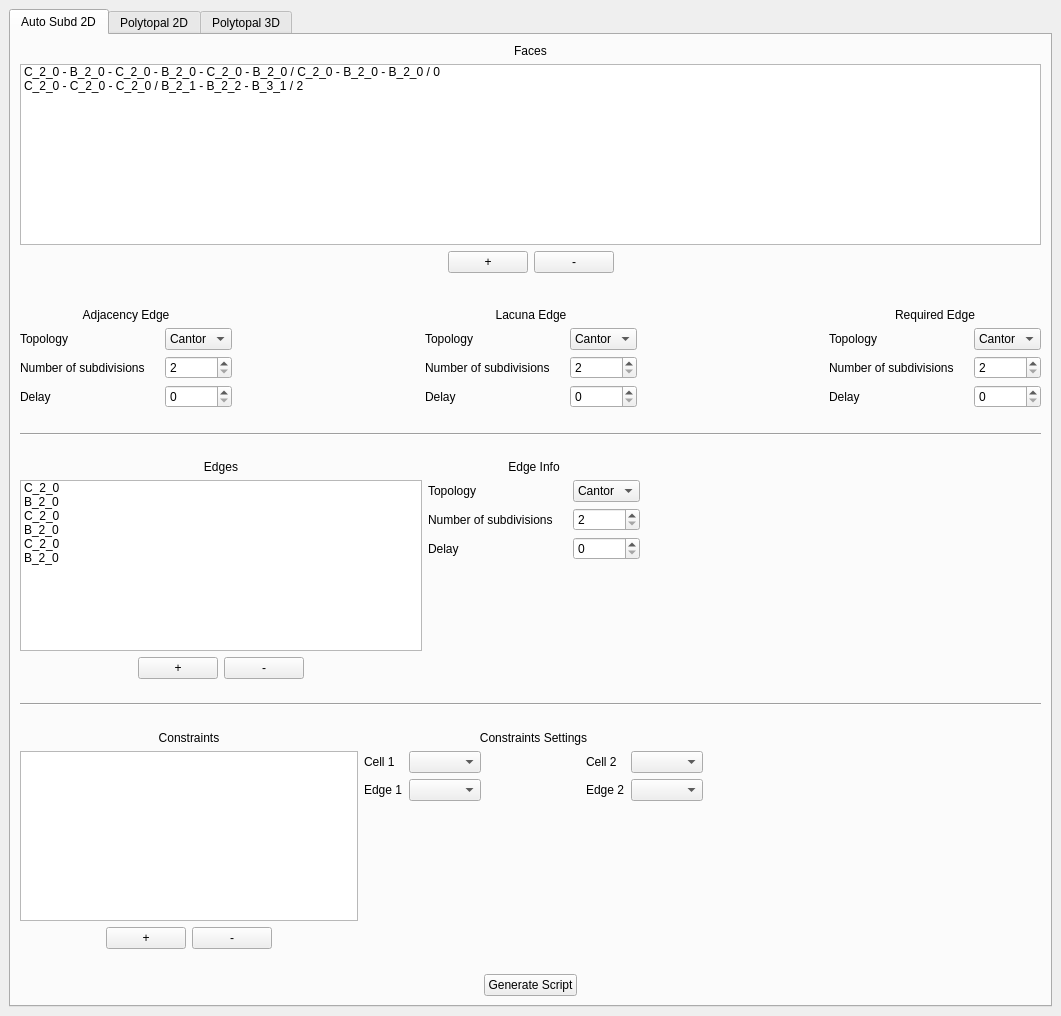
The window that src/mainwindow.ui (borisbordeaux/Auto_Frac) describes before a commit, drawn with Qt 5.
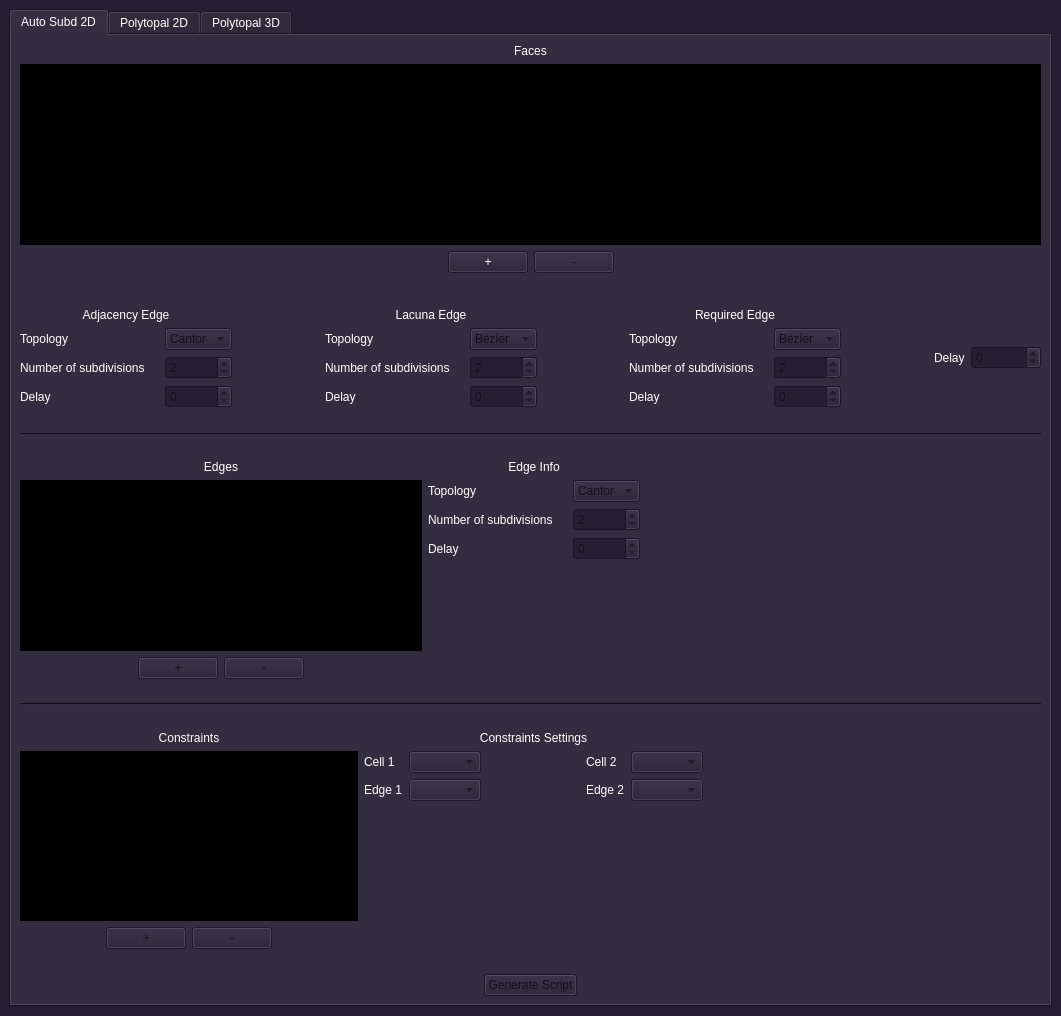
The same window after the commit.

The edit to the form file:
```diff
--- a/src/mainwindow.ui
+++ b/src/mainwindow.ui
@@ -10,6 +10,448 @@
     <height>1016</height>
    </rect>
   </property>
+  <property name="palette">
+   <palette>
+    <active>
+     <colorrole role="WindowText">
+      <brush brushstyle="SolidPattern">
+       <color alpha="255">
+        <red>255</red>
+        <green>255</green>
+        <blue>255</blue>
+       </color>
+      </brush>
+     </colorrole>
+     <colorrole role="Button">
+      <brush brushstyle="SolidPattern">
+       <color alpha="255">
+        <red>36</red>
+        <green>31</green>
+        <blue>49</blue>
+       </color>
+      </brush>
+     </colorrole>
+     <colorrole role="Light">
+      <brush brushstyle="SolidPattern">
+       <color alpha="255">
+        <red>54</red>
+        <green>46</green>
+        <blue>73</blue>
+       </color>
+      </brush>
+     </colorrole>
+     <colorrole role="Midlight">
+      <brush brushstyle="SolidPattern">
+       <color alpha="255">
+        <red>45</red>
+        <green>38</green>
+        <blue>61</blue>
+       </color>
+      </brush>
+     </colorrole>
+     <colorrole role="Dark">
+      <brush brushstyle="SolidPattern">
+       <color alpha="255">
+        <red>18</red>
+        <green>15</green>
+        <blue>24</blue>
+       </color>
+      </brush>
+     </colorrole>
+     <colorrole role="Mid">
+      <brush brushstyle="SolidPattern">
+       <color alpha="255">
+        <red>24</red>
+        <green>21</green>
+        <blue>33</blue>
+       </color>
+      </brush>
+     </colorrole>
+     <colorrole role="Text">
+      <brush brushstyle="SolidPattern">
+       <color alpha="255">
+        <red>255</red>
+        <green>255</green>
+        <blue>255</blue>
+       </color>
+      </brush>
+     </colorrole>
+     <colorrole role="BrightText">
+      <brush brushstyle="SolidPattern">
+       <color alpha="255">
+        <red>255</red>
+        <green>255</green>
+        <blue>255</blue>
+       </color>
+      </brush>
+     </colorrole>
+     <colorrole role="ButtonText">
+      <brush brushstyle="SolidPattern">
+       <color alpha="255">
+        <red>255</red>
+        <green>255</green>
+        <blue>255</blue>
+       </color>
+      </brush>
+     </colorrole>
+     <colorrole role="Base">
+      <brush brushstyle="SolidPattern">
+       <color alpha="255">
+        <red>0</red>
+        <green>0</green>
+        <blue>0</blue>
+       </color>
+      </brush>
+     </colorrole>
+     <colorrole role="Window">
+      <brush brushstyle="SolidPattern">
+       <color alpha="255">
+        <red>36</red>
+        <green>31</green>
+        <blue>49</blue>
+       </color>
+      </brush>
+     </colorrole>
+     <colorrole role="Shadow">
+      <brush brushstyle="SolidPattern">
+       <color alpha="255">
+        <red>0</red>
+        <green>0</green>
+        <blue>0</blue>
+       </color>
+      </brush>
+     </colorrole>
+     <colorrole role="AlternateBase">
+      <brush brushstyle="SolidPattern">
+       <color alpha="255">
+        <red>18</red>
+        <green>15</green>
+        <blue>24</blue>
+       </color>
+      </brush>
+     </colorrole>
+     <colorrole role="ToolTipBase">
+      <brush brushstyle="SolidPattern">
+       <color alpha="255">
+        <red>255</red>
+        <green>255</green>
+        <blue>220</blue>
+       </color>
+      </brush>
+     </colorrole>
+     <colorrole role="ToolTipText">
+      <brush brushstyle="SolidPattern">
+       <color alpha="255">
+        <red>0</red>
+        <green>0</green>
+        <blue>0</blue>
+       </color>
+      </brush>
+     </colorrole>
+     <colorrole role="PlaceholderText">
+      <brush brushstyle="SolidPattern">
+       <color alpha="127">
+        <red>255</red>
+        <green>255</green>
+        <blue>255</blue>
+       </color>
+      </brush>
+     </colorrole>
+    </active>
+    <inactive>
+     <colorrole role="WindowText">
+      <brush brushstyle="SolidPattern">
+       <color alpha="255">
+        <red>255</red>
+        <green>255</green>
+        <blue>255</blue>
+       </color>
+      </brush>
+     </colorrole>
+     <colorrole role="Button">
+      <brush brushstyle="SolidPattern">
+       <color alpha="255">
+        <red>36</red>
+        <green>31</green>
+        <blue>49</blue>
+       </color>
+      </brush>
+     </colorrole>
+     <colorrole role="Light">
+      <brush brushstyle="SolidPattern">
+       <color alpha="255">
+        <red>54</red>
+        <green>46</green>
+        <blue>73</blue>
+       </color>
+      </brush>
+     </colorrole>
+     <colorrole role="Midlight">
+      <brush brushstyle="SolidPattern">
+       <color alpha="255">
+        <red>45</red>
+        <green>38</green>
+        <blue>61</blue>
+       </color>
+      </brush>
+     </colorrole>
+     <colorrole role="Dark">
+      <brush brushstyle="SolidPattern">
+       <color alpha="255">
+        <red>18</red>
+        <green>15</green>
+        <blue>24</blue>
+       </color>
+      </brush>
+     </colorrole>
+     <colorrole role="Mid">
+      <brush brushstyle="SolidPattern">
+       <color alpha="255">
+        <red>24</red>
+        <green>21</green>
+        <blue>33</blue>
+       </color>
+      </brush>
+     </colorrole>
+     <colorrole role="Text">
+      <brush brushstyle="SolidPattern">
+       <color alpha="255">
+        <red>255</red>
+        <green>255</green>
+        <blue>255</blue>
+       </color>
+      </brush>
+     </colorrole>
+     <colorrole role="BrightText">
+      <brush brushstyle="SolidPattern">
+       <color alpha="255">
+        <red>255</red>
+        <green>255</green>
+        <blue>255</blue>
+       </color>
+      </brush>
+     </colorrole>
+     <colorrole role="ButtonText">
+      <brush brushstyle="SolidPattern">
+       <color alpha="255">
+        <red>255</red>
+        <green>255</green>
+        <blue>255</blue>
+       </color>
+      </brush>
+     </colorrole>
+     <colorrole role="Base">
+      <brush brushstyle="SolidPattern">
+       <color alpha="255">
+        <red>0</red>
+        <green>0</green>
+        <blue>0</blue>
+       </color>
+      </brush>
+     </colorrole>
+     <colorrole role="Window">
+      <brush brushstyle="SolidPattern">
+       <color alpha="255">
+        <red>36</red>
+        <green>31</green>
+        <blue>49</blue>
+       </color>
+      </brush>
+     </colorrole>
+     <colorrole role="Shadow">
+      <brush brushstyle="SolidPattern">
+       <color alpha="255">
+        <red>0</red>
+        <green>0</green>
+        <blue>0</blue>
+       </color>
+      </brush>
+     </colorrole>
+     <colorrole role="AlternateBase">
+      <brush brushstyle="SolidPattern">
+       <color alpha="255">
+        <red>18</red>
+        <green>15</green>
+        <blue>24</blue>
+       </color>
+      </brush>
+     </colorrole>
+     <colorrole role="ToolTipBase">
+      <brush brushstyle="SolidPattern">
+       <color alpha="255">
+        <red>255</red>
+        <green>255</green>
+        <blue>220</blue>
+       </color>
+      </brush>
+     </colorrole>
+     <colorrole role="ToolTipText">
+      <brush brushstyle="SolidPattern">
+       <color alpha="255">
+        <red>0</red>
+        <green>0</green>
+        <blue>0</blue>
+       </color>
+      </brush>
+     </colorrole>
+     <colorrole role="PlaceholderText">
+      <brush brushstyle="SolidPattern">
+       <color alpha="127">
+        <red>255</red>
+        <green>255</green>
+        <blue>255</blue>
+       </color>
+      </brush>
+     </colorrole>
+    </inactive>
+    <disabled>
+     <colorrole role="WindowText">
+      <brush brushstyle="SolidPattern">
+       <color alpha="255">
+        <red>18</red>
+        <green>15</green>
+        <blue>24</blue>
+       </color>
+      </brush>
+     </colorrole>
+     <colorrole role="Button">
+      <brush brushstyle="SolidPattern">
+       <color alpha="255">
+        <red>36</red>
+        <green>31</green>
+        <blue>49</blue>
+       </color>
+      </brush>
+     </colorrole>
+     <colorrole role="Light">
+      <brush brushstyle="SolidPattern">
+       <color alpha="255">
+        <red>54</red>
+        <green>46</green>
+        <blue>73</blue>
+       </color>
+      </brush>
+     </colorrole>
+     <colorrole role="Midlight">
+      <brush brushstyle="SolidPattern">
+       <color alpha="255">
+        <red>45</red>
+        <green>38</green>
+        <blue>61</blue>
+       </color>
+      </brush>
+     </colorrole>
+     <colorrole role="Dark">
+      <brush brushstyle="SolidPattern">
+       <color alpha="255">
+        <red>18</red>
+        <green>15</green>
+        <blue>24</blue>
+       </color>
+      </brush>
+     </colorrole>
+     <colorrole role="Mid">
+      <brush brushstyle="SolidPattern">
+       <color alpha="255">
+        <red>24</red>
+        <green>21</green>
+        <blue>33</blue>
+       </color>
+      </brush>
+     </colorrole>
+     <colorrole role="Text">
+      <brush brushstyle="SolidPattern">
+       <color alpha="255">
+        <red>18</red>
+        <green>15</green>
+        <blue>24</blue>
+       </color>
+      </brush>
+     </colorrole>
+     <colorrole role="BrightText">
+      <brush brushstyle="SolidPattern">
+       <color alpha="255">
+        <red>255</red>
+        <green>255</green>
+        <blue>255</blue>
+       </color>
+      </brush>
+     </colorrole>
+     <colorrole role="ButtonText">
+      <brush brushstyle="SolidPattern">
+       <color alpha="255">
+        <red>18</red>
+        <green>15</green>
+        <blue>24</blue>
+       </color>
+      </brush>
+     </colorrole>
+     <colorrole role="Base">
+      <brush brushstyle="SolidPattern">
+       <color alpha="255">
+        <red>36</red>
+        <green>31</green>
+        <blue>49</blue>
+       </color>
+      </brush>
+     </colorrole>
+     <colorrole role="Window">
+      <brush brushstyle="SolidPattern">
+       <color alpha="255">
+        <red>36</red>
+        <green>31</green>
+        <blue>49</blue>
+       </color>
+      </brush>
+     </colorrole>
+     <colorrole role="Shadow">
+      <brush brushstyle="SolidPattern">
+       <color alpha="255">
+        <red>0</red>
+        <green>0</green>
+        <blue>0</blue>
+       </color>
+      </brush>
+     </colorrole>
+     <colorrole role="AlternateBase">
+      <brush brushstyle="SolidPattern">
+       <color alpha="255">
+        <red>36</red>
+        <green>31</green>
+        <blue>49</blue>
+       </color>
+      </brush>
+     </colorrole>
+     <colorrole role="ToolTipBase">
+      <brush brushstyle="SolidPattern">
+       <color alpha="255">
+        <red>255</red>
+        <green>255</green>
+        <blue>220</blue>
+       </color>
+      </brush>
+     </colorrole>
+     <colorrole role="ToolTipText">
+      <brush brushstyle="SolidPattern">
+       <color alpha="255">
+        <red>0</red>
+        <green>0</green>
+        <blue>0</blue>
+       </color>
+      </brush>
+     </colorrole>
+     <colorrole role="PlaceholderText">
+      <brush brushstyle="SolidPattern">
+       <color alpha="127">
+        <red>18</red>
+        <green>15</green>
+        <blue>24</blue>
+       </color>
+      </brush>
+     </colorrole>
+    </disabled>
+   </palette>
+  </property>
   <property name="windowTitle">
    <string>AutoFrac</string>
   </property>
@@ -43,16 +485,15 @@
               </item>
               <item>
                <widget class="QListWidget" name="listWidget_Faces">
-                <item>
-                 <property name="text">
-                  <string>C_2_0 - B_2_0 - C_2_0 - B_2_0 - C_2_0 - B_2_0 / C_2_0 - B_2_0 - B_2_0 / 0</string>
-                 </property>
-                </item>
-                <item>
-                 <property name="text">
-                  <string>C_2_0 - C_2_0 - C_2_0 / B_2_1 - B_2_2 - B_3_1 / 2</string>
-                 </property>
-                </item>
+                <property name="styleSheet">
+                 <string notr="true">QListWidget::item:selected{
+	background-color: #35a753;
+	color: #fff;
+}
+QListWidget {
+	background-color: black;
+}</string>
+                </property>
                </widget>
               </item>
               <item>
@@ -79,6 +520,9 @@
                 </item>
                 <item>
                  <widget class="QPushButton" name="pushButton_removeFace">
+                  <property name="enabled">
+                   <bool>false</bool>
+                  </property>
                   <property name="text">
                    <string>-</string>
                   </property>
@@ -133,6 +577,9 @@
                 </item>
                 <item row="1" column="1">
                  <widget class="QComboBox" name="comboBox_adjEdgeTopology">
+                  <property name="enabled">
+                   <bool>false</bool>
+                  </property>
                   <property name="currentIndex">
                    <number>0</number>
                   </property>
@@ -163,6 +610,9 @@
                 </item>
                 <item row="2" column="1">
                  <widget class="QSpinBox" name="spinBox_adjEdgeNbSubdivisions">
+                  <property name="enabled">
+                   <bool>false</bool>
+                  </property>
                   <property name="minimum">
                    <number>2</number>
                   </property>
@@ -182,7 +632,11 @@
                  </widget>
                 </item>
                 <item row="3" column="1">
-                 <widget class="QSpinBox" name="spinBox_adjEdgeDelay"/>
+                 <widget class="QSpinBox" name="spinBox_adjEdgeDelay">
+                  <property name="enabled">
+                   <bool>false</bool>
+                  </property>
+                 </widget>
                 </item>
                 <item row="0" column="0" colspan="2">
                  <widget class="QLabel" name="label_3">
@@ -226,6 +680,12 @@
                 </item>
                 <item row="1" column="1">
                  <widget class="QComboBox" name="comboBox_gapEdgeTopology">
+                  <property name="enabled">
+                   <bool>false</bool>
+                  </property>
+                  <property name="currentIndex">
+                   <number>1</number>
+                  </property>
                   <item>
                    <property name="text">
                     <string>Cantor</string>
@@ -253,6 +713,9 @@
                 </item>
                 <item row="2" column="1">
                  <widget class="QSpinBox" name="spinBox_gapEdgeNbSubdivisions">
+                  <property name="enabled">
+                   <bool>false</bool>
+                  </property>
                   <property name="minimum">
                    <number>2</number>
                   </property>
@@ -272,7 +735,11 @@
                  </widget>
                 </item>
                 <item row="3" column="1">
-                 <widget class="QSpinBox" name="spinBox_gapEdgeDelay"/>
+                 <widget class="QSpinBox" name="spinBox_gapEdgeDelay">
+                  <property name="enabled">
+                   <bool>false</bool>
+                  </property>
+                 </widget>
                 </item>
                 <item row="0" column="0" colspan="2">
                  <widget class="QLabel" name="label_2">
@@ -326,6 +793,12 @@
                 </item>
                 <item row="1" column="1">
                  <widget class="QComboBox" name="comboBox_reqEdgeTopology">
+                  <property name="enabled">
+                   <bool>false</bool>
+                  </property>
+                  <property name="currentIndex">
+                   <number>1</number>
+                  </property>
                   <item>
                    <property name="text">
                     <string>Cantor</string>
@@ -353,6 +826,9 @@
                 </item>
                 <item row="2" column="1">
                  <widget class="QSpinBox" name="spinBox_reqEdgeNbSubdivisions">
+                  <property name="enabled">
+                   <bool>false</bool>
+                  </property>
                   <property name="minimum">
                    <number>2</number>
                   </property>
@@ -372,7 +848,48 @@
                  </widget>
                 </item>
                 <item row="3" column="1">
-                 <widget class="QSpinBox" name="spinBox_reqEdgeDelay"/>
+                 <widget class="QSpinBox" name="spinBox_reqEdgeDelay">
+                  <property name="enabled">
+                   <bool>false</bool>
+                  </property>
+                 </widget>
+                </item>
+               </layout>
+              </item>
+              <item>
+               <spacer name="horizontalSpacer_9">
+                <property name="orientation">
+                 <enum>Qt::Horizontal</enum>
+                </property>
+                <property name="sizeHint" stdset="0">
+                 <size>
+                  <width>40</width>
+                  <height>20</height>
+                 </size>
+                </property>
+               </spacer>
+              </item>
+              <item>
+               <layout class="QHBoxLayout" name="horizontalLayout_9">
+                <item>
+                 <widget class="QLabel" name="label_13">
+                  <property name="text">
+                   <string>Delay</string>
+                  </property>
+                 </widget>
+                </item>
+                <item>
+                 <widget class="QSpinBox" name="spinBox_faceDelay">
+                  <property name="enabled">
+                   <bool>false</bool>
+                  </property>
+                  <property name="minimumSize">
+                   <size>
+                    <width>70</width>
+                    <height>0</height>
+                   </size>
+                  </property>
+                 </widget>
                 </item>
                </layout>
               </item>
@@ -429,36 +946,15 @@
               </item>
               <item>
                <widget class="QListWidget" name="listWidget_Edges">
-                <item>
-                 <property name="text">
-                  <string>C_2_0</string>
-                 </property>
-                </item>
-                <item>
-                 <property name="text">
-                  <string>B_2_0</string>
-                 </property>
-                </item>
-                <item>
-                 <property name="text">
-                  <string>C_2_0</string>
-                 </property>
-                </item>
-                <item>
-                 <property name="text">
-                  <string>B_2_0</string>
-                 </property>
-                </item>
-                <item>
-                 <property name="text">
-                  <string>C_2_0</string>
-                 </property>
-                </item>
-                <item>
-                 <property name="text">
-                  <string>B_2_0</string>
-                 </property>
-                </item>
+                <property name="styleSheet">
+                 <string notr="true">QListWidget::item:selected{
+	background-color: #35a753;
+	color: #fff;
+}
+QListWidget {
+	background-color: black;
+}</string>
+                </property>
                </widget>
               </item>
               <item>
@@ -477,14 +973,20 @@
                  </spacer>
                 </item>
                 <item>
-                 <widget class="QPushButton" name="pushButton_4">
+                 <widget class="QPushButton" name="pushButton_addEdge">
+                  <property name="enabled">
+                   <bool>false</bool>
+                  </property>
                   <property name="text">
                    <string>+</string>
                   </property>
                  </widget>
                 </item>
                 <item>
-                 <widget class="QPushButton" name="pushButton_5">
+                 <widget class="QPushButton" name="pushButton_removeEdge">
+                  <property name="enabled">
+                   <bool>false</bool>
+                  </property>
                   <property name="text">
                    <string>-</string>
                   </property>
@@ -524,6 +1026,9 @@
               </item>
               <item row="1" column="1">
                <widget class="QComboBox" name="comboBox_currentEdgeTopology">
+                <property name="enabled">
+                 <bool>false</bool>
+                </property>
                 <item>
                  <property name="text">
                   <string>Cantor</string>
@@ -551,6 +1056,9 @@
               </item>
               <item row="2" column="1">
                <widget class="QSpinBox" name="spinBox_currentEdgeNbSubdivisions">
+                <property name="enabled">
+                 <bool>false</bool>
+                </property>
                 <property name="minimum">
                  <number>2</number>
                 </property>
@@ -570,7 +1078,11 @@
                </widget>
               </item>
               <item row="3" column="1">
-               <widget class="QSpinBox" name="spinBox_currentEdgeDelay"/>
+               <widget class="QSpinBox" name="spinBox_currentEdgeDelay">
+                <property name="enabled">
+                 <bool>false</bool>
+                </property>
+               </widget>
               </item>
               <item row="0" column="0" colspan="2">
                <widget class="QLabel" name="label_6">
@@ -647,7 +1159,17 @@
                </widget>
               </item>
               <item>
-               <widget class="QListWidget" name="listWidget_3"/>
+               <widget class="QListWidget" name="listWidget_3">
+                <property name="styleSheet">
+                 <string notr="true">QListWidget::item:selected{
+	background-color: #35a753;
+	color: #fff;
+}
+QListWidget {
+	background-color: black;
+}</string>
+                </property>
+               </widget>
               </item>
               <item>
                <layout class="QHBoxLayout" name="horizontalLayout_4">
@@ -666,6 +1188,9 @@
                 </item>
                 <item>
                  <widget class="QPushButton" name="pushButton_6">
+                  <property name="enabled">
+                   <bool>false</bool>
+                  </property>
                   <property name="text">
                    <string>+</string>
                   </property>
@@ -673,6 +1198,9 @@
                 </item>
                 <item>
                  <widget class="QPushButton" name="pushButton_7">
+                  <property name="enabled">
+                   <bool>false</bool>
+                  </property>
                   <property name="text">
                    <string>-</string>
                   </property>
@@ -737,7 +1265,11 @@
                  </spacer>
                 </item>
                 <item row="1" column="1">
-                 <widget class="QComboBox" name="comboBox_6"/>
+                 <widget class="QComboBox" name="comboBox_6">
+                  <property name="enabled">
+                   <bool>false</bool>
+                  </property>
+                 </widget>
                 </item>
                 <item row="1" column="2">
                  <spacer name="horizontalSpacer_12">
@@ -753,7 +1285,11 @@
                  </spacer>
                 </item>
                 <item row="1" column="4">
-                 <widget class="QComboBox" name="comboBox_8"/>
+                 <widget class="QComboBox" name="comboBox_8">
+                  <property name="enabled">
+                   <bool>false</bool>
+                  </property>
+                 </widget>
                 </item>
                 <item row="0" column="0">
                  <widget class="QLabel" name="label_8">
@@ -763,10 +1299,18 @@
                  </widget>
                 </item>
                 <item row="0" column="1">
-                 <widget class="QComboBox" name="comboBox_5"/>
+                 <widget class="QComboBox" name="comboBox_5">
+                  <property name="enabled">
+                   <bool>false</bool>
+                  </property>
+                 </widget>
                 </item>
                 <item row="0" column="4">
-                 <widget class="QComboBox" name="comboBox_7"/>
+                 <widget class="QComboBox" name="comboBox_7">
+                  <property name="enabled">
+                   <bool>false</bool>
+                  </property>
+                 </widget>
                 </item>
                 <item row="0" column="3">
                  <widget class="QLabel" name="label_10">
@@ -836,7 +1380,10 @@
              </spacer>
             </item>
             <item>
-             <widget class="QPushButton" name="pushButton">
+             <widget class="QPushButton" name="pushButton_generateScript">
+              <property name="enabled">
+               <bool>false</bool>
+              </property>
               <property name="text">
                <string>Generate Script</string>
               </property>
```
Left out of the diff: 260 changed lines with no effect on the pictures.
